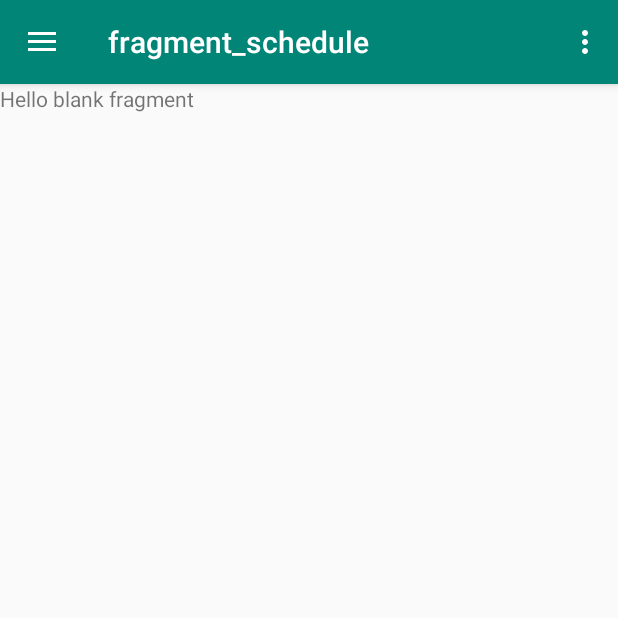
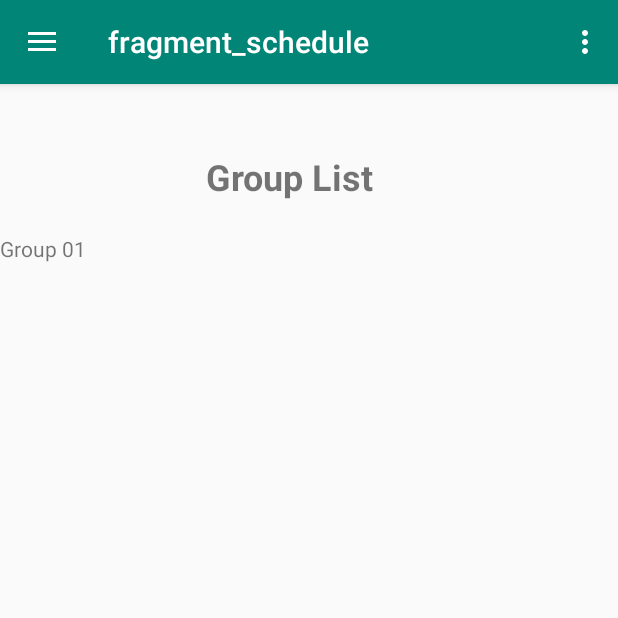
Before and after one commit to team-pizza/frontend, an Android app: the ScheduleFragment screen opened through its navigation route, on a phone screen of 412 x 824 dp, the top half of it. Run offline under Robolectric (Android 15) with nearby library versions, the phone set to English and light mode, and no system bars; our stand-ins replace navigation-ui.

Commit message:
Created a basic constraint layout for Group List fragment

```diff
--- a/app/src/main/res/layout/fragment_schedule.xml
+++ b/app/src/main/res/layout/fragment_schedule.xml
@@ -1,14 +1,45 @@
 <?xml version="1.0" encoding="utf-8"?>
 <FrameLayout xmlns:android="http://schemas.android.com/apk/res/android"
+    xmlns:app="http://schemas.android.com/apk/res-auto"
     xmlns:tools="http://schemas.android.com/tools"
     android:layout_width="match_parent"
     android:layout_height="match_parent"
     tools:context=".ScheduleFragment">
 
-    <!-- TODO: Update blank fragment layout -->
-    <TextView
+    <androidx.constraintlayout.widget.ConstraintLayout
         android:layout_width="match_parent"
-        android:layout_height="match_parent"
-        android:text="@string/hello_blank_fragment" />
+        android:layout_height="match_parent">
 
+        <TextView
+            android:id="@+id/textView8"
+            android:layout_width="wrap_content"
+            android:layout_height="wrap_content"
+            android:layout_marginStart="137dp"
+            android:layout_marginTop="45dp"
+            android:text="@string/list_fragment_title"
+            android:textSize="24sp"
+            android:textStyle="bold"
+            app:layout_constraintStart_toStartOf="parent"
+            app:layout_constraintTop_toTopOf="parent" />
+
+        <ScrollView
+            android:id="@+id/scrollView2"
+            android:layout_width="match_parent"
+            android:layout_height="match_parent"
+            android:layout_marginTop="100dp"
+            app:layout_constraintTop_toTopOf="parent">
+
+            <LinearLayout
+                android:layout_width="match_parent"
+                android:layout_height="wrap_content"
+                android:orientation="vertical">
+
+                <TextView
+                    android:id="@+id/textView9"
+                    android:layout_width="match_parent"
+                    android:layout_height="wrap_content"
+                    android:text="@string/group_name_01" />
+            </LinearLayout>
+        </ScrollView>
+    </androidx.constraintlayout.widget.ConstraintLayout>
 </FrameLayout>
--- a/app/src/main/res/values/strings.xml
+++ b/app/src/main/res/values/strings.xml
@@ -15,4 +15,6 @@
     <string name="menu_group_list">Group List</string>
     <string name="menu_schedule">Schedule/Event creator</string>
     <string name="menu_preferences">Preferences/Help</string>
+    <string name="group_name_01">Group 01</string>
+    <string name="list_fragment_title">Group List</string>
 </resources>
```
